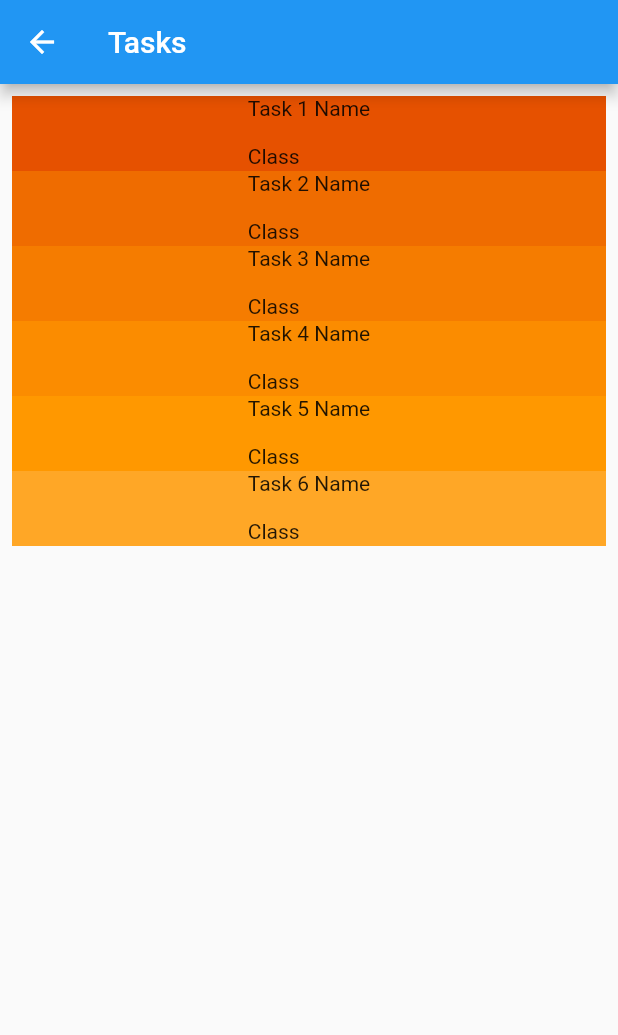
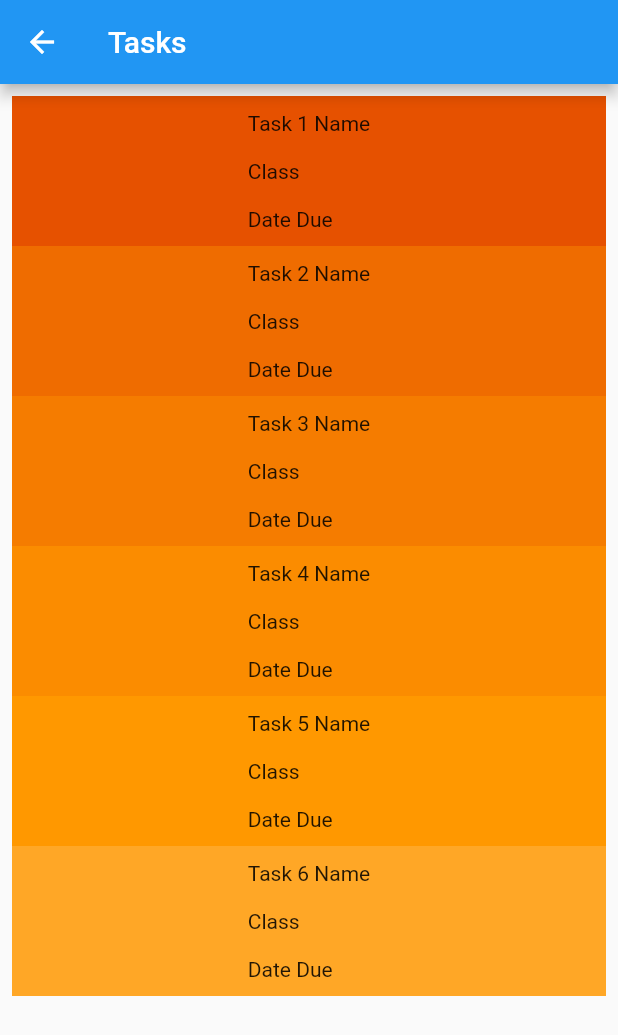
Before and after one commit to DarrylBrooks97/Priority-Task-Scheduler, a Flutter app: the Tasks screen opened directly, on a phone screen of 412 x 824 dp. Shown: the top 1035 px of the screen. Run offline on Flutter 3.47's test engine with Material 2 defaults, Android fonts, the light colour scheme and no system bars.

Commit message:
Add Task Containers

```diff
--- a/priority_school_tasker/lib/main.dart
+++ b/priority_school_tasker/lib/main.dart
@@ -173,41 +173,41 @@ class Tasks extends StatelessWidget {
         padding: const EdgeInsets.all(8),
         children: <Widget>[
           Container(
-            height: 50,
+            height: 100,
             color: Colors.orange[900],
             child: const Center(child: Text('Task 1 Name' +
                 '\n\nClass' + '\n\nDate Due')),
           ),
           Container(
-            height: 50,
+            height: 100,
             color: Colors.orange[800],
             child: const Center(child: Text('Task 2 Name' +
                 '\n\nClass' + '\n\nDate Due')),
 
           ),
           Container(
-            height: 50,
+            height: 100,
             color: Colors.orange[700],
             child: const Center(child: Text('Task 3 Name' +
                 '\n\nClass' + '\n\nDate Due')),
 
           ),
           Container(
-            height: 50,
+            height: 100,
             color: Colors.orange[600],
             child: const Center(child: Text('Task 4 Name' +
                 '\n\nClass' + '\n\nDate Due')),
 
           ),
           Container(
-            height: 50,
+            height: 100,
             color: Colors.orange[500],
             child: const Center(child: Text('Task 5 Name' +
                 '\n\nClass' + '\n\nDate Due')),
 
           ),
           Container(
-            height: 50,
+            height: 100,
             color: Colors.orange[400],
             child: const Center(child: Text('Task 6 Name' +
                 '\n\nClass' + '\n\nDate Due')),
```
